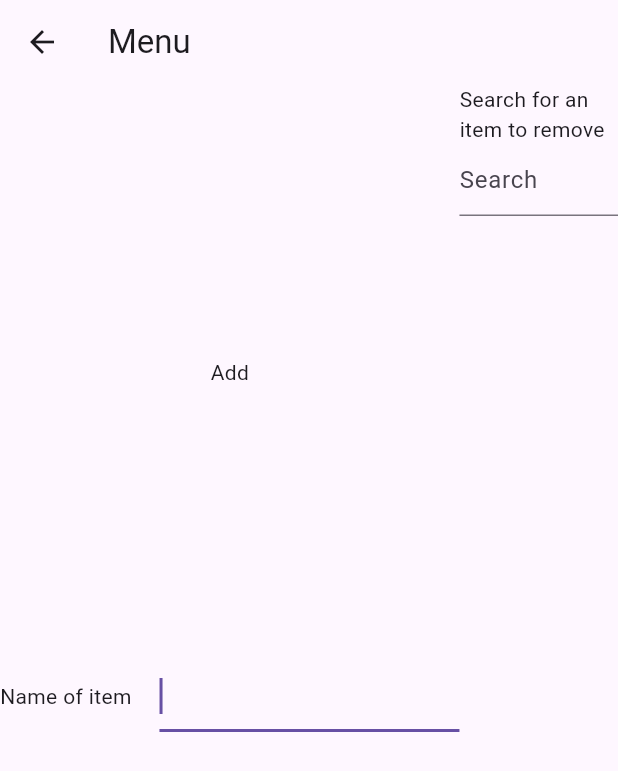
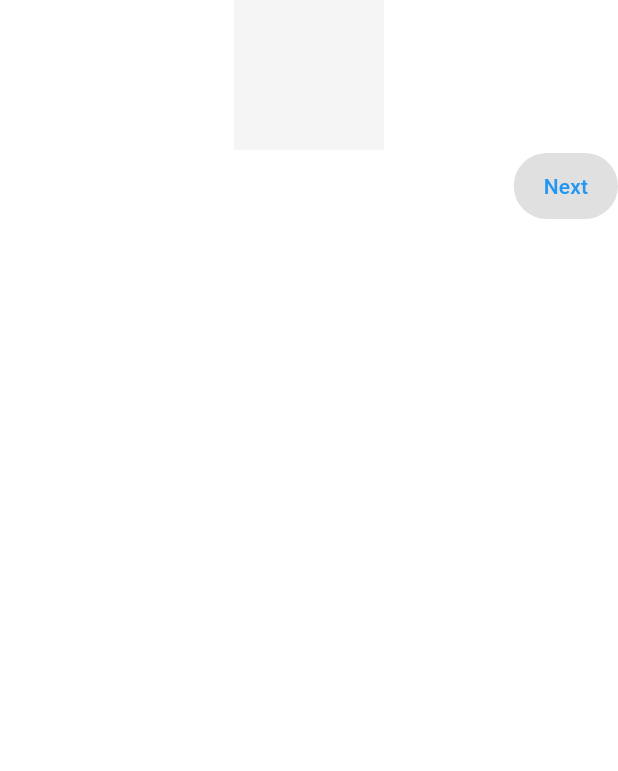
Before and after one commit to ZacSchepis/BorrowMii, a Flutter app: the screen it shows after launch, after a tap on "Log In", after a tap on the "more vert" icon, on a phone screen of 412 x 824 dp. Shown: the top 771 px of the screen. Run offline on Flutter 3.47's test engine with Material 3 defaults, Android fonts, the phone set to English and light mode, and no system bars; our stand-ins replace cloud_firestore, firebase_core; accounts and stored records are empty.

Commit message:
Start of create item flow

```diff
--- /dev/null
+++ b/lib/core/errors/item_errors.dart
@@ -0,0 +1,6 @@
+class ItemException implements Exception {
+  final String message;
+  ItemException(this.message);
+
+  @override toString() => "ItemException: $message";
+}
--- /dev/null
+++ b/lib/data/datasources/user_datasource.dart
@@ -0,0 +1,18 @@
+import 'package:flutter/material.dart';
+
+class UserState  extends ChangeNotifier{
+  String? userId;
+  String? email;
+
+  void setUser(String id, String mail) {
+    userId = id;
+    email =email;
+    notifyListeners();
+  }
+  void clearUser() {
+    userId = null;
+    email = null;
+    notifyListeners();
+  }
+
+}
--- /dev/null
+++ b/lib/features/items/create_item/create_item_flow.dart
@@ -0,0 +1,54 @@
+import 'package:flutter/material.dart';
+import 'package:team_d_project/data/models/item_model.dart';
+import 'package:team_d_project/features/items/create_item/step1_image_upload.dart';
+import 'package:team_d_project/features/items/create_item/step2_item_details.dart';
+
+class CreateItemFlow  extends StatefulWidget{
+  const CreateItemFlow({super.key});
+
+  @override
+  State<CreateItemFlow> createState() => _CreateItemFlowState();
+}
+
+class _CreateItemFlowState extends State<CreateItemFlow> {
+  int _currentStep = 0;
+  bool feesEnabled = false;
+  final ItemModel newItem = ItemModel.empty();
+  FileImage? image;
+
+  void nextStep() {
+    if(_currentStep == 1 && !feesEnabled) {
+      setState(() {
+        _currentStep = 3;
+      });
+    } else {
+      setState(() => _currentStep++);
+    }
+  }
+  void setItemCondition(String? value) {
+    setState(() => newItem.itemCondition = value!);
+  }
+  void previousStep() {
+    setState(() => _currentStep = (_currentStep - 1).clamp(0, 3));
+  }
+  void setEnableFees(bool value){
+    setState(() => feesEnabled = value);
+  }
+  void setImage(){}
+  @override
+  Widget build(BuildContext ctx) {
+    Widget currentScreen;
+    switch (_currentStep) {
+      case 0:
+        currentScreen = Step1ImageUpload(item: newItem, onNext: nextStep, onSelectImage: setImage, selectedImage: image);
+        break;
+      case 1:
+        currentScreen = Step2ItemDetails(onNext: nextStep, onChanged: setEnableFees, onConditionSet: setItemCondition, item: newItem);
+        break;
+      default:
+        currentScreen = Text("Idk");
+    }
+
+    return currentScreen;
+  }
+}
--- /dev/null
+++ b/lib/features/items/create_item/step1_image_upload.dart
@@ -0,0 +1,49 @@
+
+import 'package:flutter/material.dart';
+import 'package:team_d_project/data/models/item_model.dart';
+import 'package:team_d_project/widgets/button.dart';
+
+class Step1ImageUpload extends StatefulWidget{
+  ItemModel item;
+  final VoidCallback onNext;
+  final FileImage? selectedImage;
+  final VoidCallback onSelectImage;
+  Step1ImageUpload({
+    super.key,
+    required this.item,
+    required this.onNext,
+    required this.onSelectImage,
+    required this.selectedImage
+  });
+
+  @override
+  _Step1ImageUploadWidgetState createState() => _Step1ImageUploadWidgetState(onNext: onNext);
+
+
+}
+
+class _Step1ImageUploadWidgetState extends State<Step1ImageUpload> {
+  // final ItemModel item;
+  final VoidCallback onNext;
+  // final FileImage? selectedImage;
+  // final VoidCallback onSelectImage;
+  _Step1ImageUploadWidgetState({
+    required this.onNext,
+  });
+
+  @override
+  Widget build(BuildContext ctx) {
+
+    return Column(
+
+      children: [
+        Container(color: Colors.grey.shade100, width: 100, height: 100,),
+        Align(
+          child: Button(text: "Next", onPressed: onNext),
+          alignment: Alignment.bottomRight,
+        )
+      ],
+
+    );
+  }
+}
--- a/lib/main.dart
+++ b/lib/main.dart
@@ -1,4 +1,7 @@
 import 'package:flutter/material.dart';
+import 'package:provider/provider.dart';
+import 'package:team_d_project/data/datasources/user_datasource.dart';
+import 'package:team_d_project/features/items/create_item/create_item_flow.dart';
 import 'package:team_d_project/logIn.dart';
 import 'menu.dart';
 import 'panel.dart';
@@ -8,13 +11,21 @@ import 'package:firebase_core/firebase_core.dart';
 import 'firebase_options.dart';
 
 void main() async {
+  final user = new UserState();
+  user.setUser("12312", "123123");
   await Firebase.initializeApp(
     options: DefaultFirebaseOptions.currentPlatform,
   );
-  runApp(const MaterialApp(
-    title: 'Log In',
-    home: LogIn(),
-  ));
+  runApp(
+    MultiProvider(providers: [
+      ChangeNotifierProvider(create: (_) => UserState()),
+    ],
+    child: const MaterialApp(
+        title: 'Log In',
+        home: LogIn(),
+      ),
+    )
+  );
 }
 
 class MyApp extends StatelessWidget {
@@ -55,7 +66,7 @@ class MyApp extends StatelessWidget {
                       Navigator.push(
                           context,
                           MaterialPageRoute(
-                              builder: (context) => Menu().build(context)))
+                              builder: (context) => CreateItemFlow()))
                     },
                 icon: const Icon(Icons.more_vert)),
           ],
--- a/lib/panel.dart
+++ b/lib/panel.dart
@@ -1,4 +1,5 @@
 import 'package:flutter/material.dart';
+import 'package:team_d_project/features/items/screens/my_items_screen.dart';
 import 'package:team_d_project/modelViewController.dart';
 import 'package:team_d_project/InteractableItem.dart';
 import 'modelViewController.dart';
@@ -37,11 +38,12 @@ class _PanelState extends State<Panel> {
           child: Column(
         children: const [
           Text("My Items: "),
-          Expanded(child: _MyDisplayWidget()),
+          Expanded(child: MyItemsScreenWidget()),
         ],
       )),
       Expanded(child: _BorrowPanel()),
       Expanded(child: _SearchPanel()),
+      // Expanded(child: _)
     ];
   }
 
--- /dev/null
+++ b/lib/widgets/button.dart
@@ -0,0 +1,27 @@
+import 'package:flutter/material.dart';
+
+class Button extends StatelessWidget {
+  final String text;
+  final VoidCallback onPressed;
+  final Color ?color;
+  const Button({
+    super.key,
+    required this.text,
+    required this.onPressed,
+    this.color
+  });
+
+  @override
+  Widget build(BuildContext ctx) {
+    return TextButton(
+      style: TextButton.styleFrom(
+        backgroundColor: Colors.grey.shade300,
+        foregroundColor:  color ?? Colors.blue,
+        padding: const EdgeInsets.symmetric(horizontal: 20, vertical: 12),
+        ),
+
+      onPressed: onPressed,
+      child: Text(text),
+    );
+  }
+}
--- a/pubspec.yaml
+++ b/pubspec.yaml
@@ -23,6 +23,7 @@ dependencies:
   firebase_auth: ^4.4.0
   provider: ^6.0.5
   fake_cloud_firestore: ^2.4.1+1
+  image_picker: ^1.2.0
 
 
 dev_dependencies:
```
Also changed, not shown: lib/data/datasources/item_datasource.dart (added, +31 -0 lines), lib/data/models/item_model.dart (added, +110 -0 lines), lib/data/repositories/item_repository.dart (added, +27 -0 lines), lib/features/items/create_item/step2_item_details.dart (added, +138 -0 lines), lib/features/items/create_item/step3_fees.dart (added, +22 -0 lines), lib/features/items/screens/my_items_screen.dart (added, +57 -0 lines), pubspec.lock, 7 other files.
